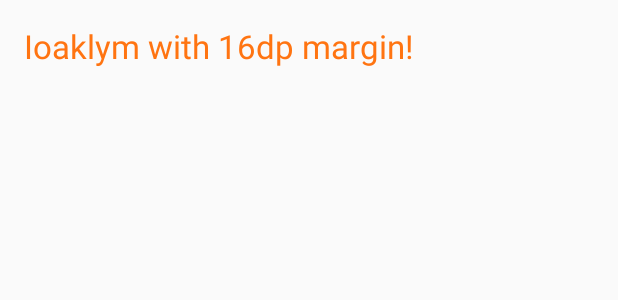
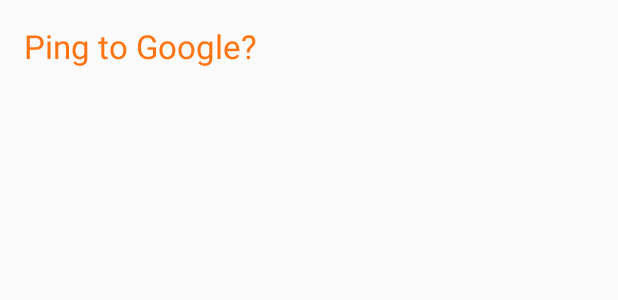
Before and after one commit to kwokodile/ioaklym-app, an Android app: the layout activity_main.xml on its own in the app's theme, with its tools: preview values and no code run, on a phone screen of 412 x 824 dp. Shown: the top 300 px of the screen. Run offline under Robolectric (Android 15) with nearby library versions, the phone set to English and light mode, and no system bars.

```diff
--- a/app/src/main/java/com/ioaklym/ioaklym/MainActivity.java
+++ b/app/src/main/java/com/ioaklym/ioaklym/MainActivity.java
@@ -2,11 +2,17 @@ package com.ioaklym.ioaklym;
 
 import android.app.Activity;
 import android.os.Bundle;
+import android.content.Intent;
 
 public class MainActivity extends Activity {
+
     @Override
     protected void onCreate(Bundle savedInstanceState) {
         super.onCreate(savedInstanceState);
         setContentView(R.layout.activity_main);
+
+        Intent pingIntent = new Intent(this,MyIntentService.class);
+        startService(pingIntent);
+
     }
 }
--- a/app/src/main/res/layout/activity_main.xml
+++ b/app/src/main/res/layout/activity_main.xml
@@ -4,11 +4,12 @@
     android:layout_height="match_parent">
 
     <TextView
-        android:layout_width="wrap_content"
+        android:layout_width="216dp"
         android:layout_height="wrap_content"
         android:textAppearance="?android:attr/textAppearanceLarge"
         android:text="@string/textview_hello_ioaklym"
         android:id="@+id/textview_hello_ioaklym"
         android:textColor="@color/orange"
         android:layout_margin="@dimen/margin_default"/>
+
 </LinearLayout>
--- a/app/src/main/res/values/activity_main_strings.xml
+++ b/app/src/main/res/values/activity_main_strings.xml
@@ -1,6 +1,7 @@
 <?xml version="1.0" encoding="utf-8"?>
 <resources>
     <string name="textview_hello_ioaklym">
-        Ioaklym with 16dp margin!
+        Ping to Google?
     </string>
+
 </resources>
```
Also changed, not shown: app/src/main/AndroidManifest.xml (+8 -1 lines), app/src/main/java/com/ioaklym/ioaklym/MyIntentService.java (added, +19 -0 lines).
